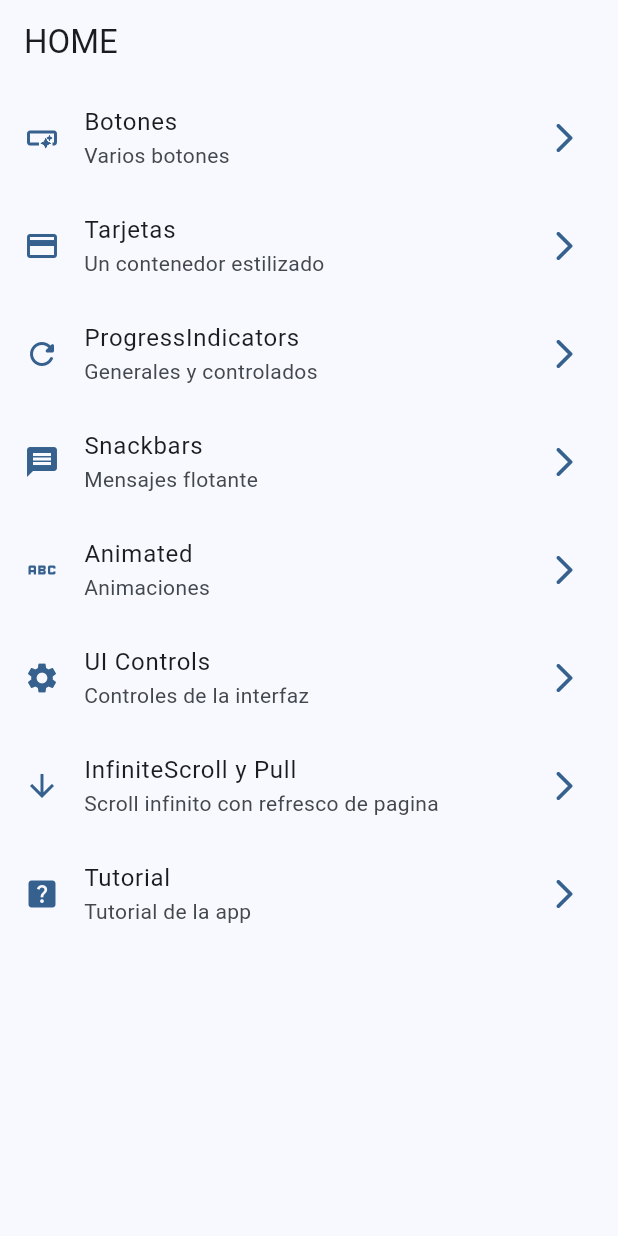
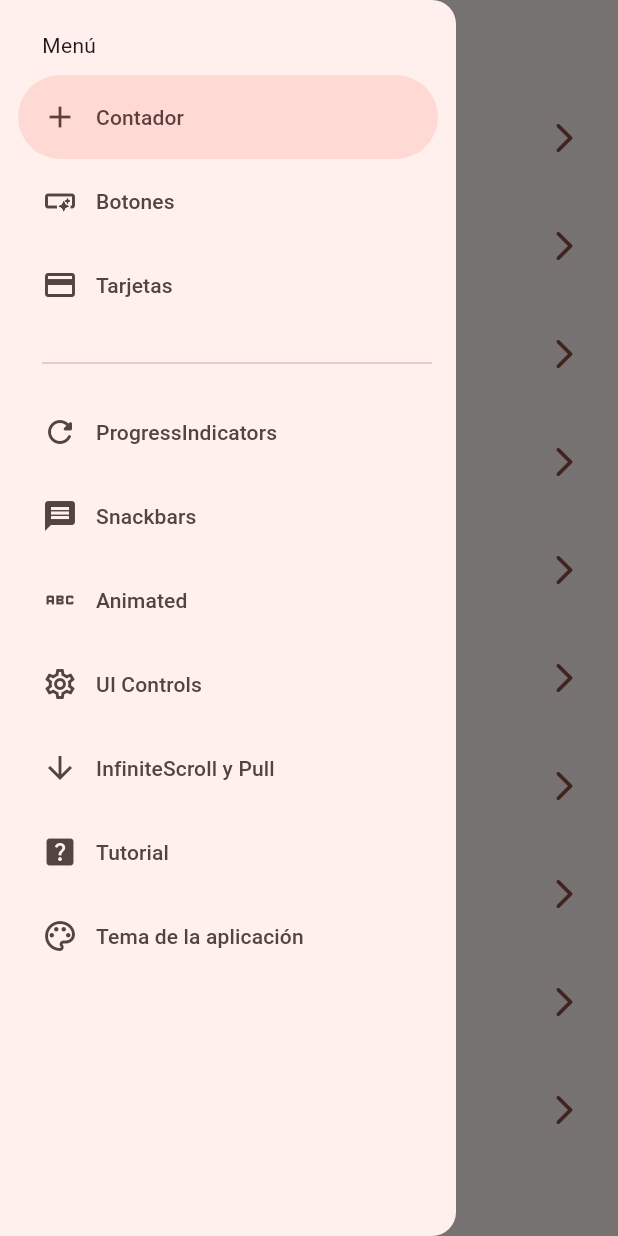
Before and after one commit to ELadrimonos/widget_apps, a Flutter app: the screen it shows after launch, with the side drawer open (before the commit the screen has no drawer), on a phone screen of 412 x 824 dp. Run offline on Flutter 3.47's test engine with Material 3 defaults, Android fonts, the phone set to English and light mode, and no system bars; our stand-ins replace animate_do, flutter_riverpod, go_router, riverpod.

Commit message:
Cambio de temas y contador con Riverpod

```diff
--- a/lib/config/menu/menu_items.dart
+++ b/lib/config/menu/menu_items.dart
@@ -14,6 +14,11 @@
 }
 
 const appMenuItems = <MenuItem>[
+  MenuItem(
+      title: 'Contador',
+      subTitle: 'Contador incrementable con riverpod',
+      link: '/counter',
+      icon: Icons.add),
   MenuItem(
       title: 'Botones',
       subTitle: 'Varios botones',
@@ -43,7 +48,7 @@
       title: 'UI Controls',
       subTitle: 'Controles de la interfaz',
       link: '/ui-controls',
-      icon: Icons.settings),
+      icon: Icons.settings_outlined),
   MenuItem(
       title: 'InfiniteScroll y Pull',
       subTitle: 'Scroll infinito con refresco de pagina',
@@ -54,4 +59,9 @@
       subTitle: 'Tutorial de la app',
       link: '/tutorial',
       icon: Icons.help_center),
+  MenuItem(
+      title: 'Tema de la aplicación',
+      subTitle: 'Cambiar el tema',
+      link: '/theme-changer',
+      icon: Icons.color_lens_outlined),
 ];
--- a/lib/config/router/app_router.dart
+++ b/lib/config/router/app_router.dart
@@ -38,4 +38,12 @@
       path: '/tutorial',
       name: AppTutorialScreen.name,
       builder: (context, state) => const AppTutorialScreen()),
+  GoRoute(
+      path: '/counter',
+      name: CounterScreen.name,
+      builder: (context, state) => const CounterScreen()),
+  GoRoute(
+      path: '/theme-changer',
+      name: ThemeChangerScreen.name,
+      builder: (context, state) => const ThemeChangerScreen()),
 ]);
--- a/lib/config/theme/app_theme.dart
+++ b/lib/config/theme/app_theme.dart
@@ -12,8 +12,9 @@
 
 class AppTheme {
   final int selectedColor;
+  final bool isDarkMode;
 
-  AppTheme({this.selectedColor = 0})
+  AppTheme({this.selectedColor = 0, this.isDarkMode = false})
       : assert(selectedColor >= 0, 'Selected color must be greater or equal than 0'),
       assert(selectedColor < colorList.length, 'Selected color must within the range of 0 to ${colorList.length - 1}');
 
@@ -21,6 +22,7 @@
   ThemeData theme() {
     return ThemeData(
       colorSchemeSeed: colorList[selectedColor],
+      brightness: isDarkMode ? Brightness.dark : Brightness.light,
       useMaterial3: true,
       appBarTheme: const AppBarTheme(
         centerTitle: false,
--- a/lib/main.dart
+++ b/lib/main.dart
@@ -1,22 +1,28 @@
 import 'package:flutter/material.dart';
+import 'package:flutter_riverpod/flutter_riverpod.dart';
 import 'package:widgets_app/config/router/app_router.dart';
 import 'package:widgets_app/config/theme/app_theme.dart';
+import 'package:widgets_app/presentation/providers/theme_provider.dart';
 
 
 void main() {
-  runApp(const MyApp());
+  runApp(const ProviderScope(child: MyApp()));
 }
 
-class MyApp extends StatelessWidget {
+class MyApp extends ConsumerWidget {
   const MyApp({super.key});
 
   // This widget is the root of your application.
   @override
-  Widget build(BuildContext context) {
+  Widget build(BuildContext context, WidgetRef ref) {
+    final bool isDarkMode = ref.watch(isDarkModeProvider);
+    final selectedColor = ref.watch(selectedColorProvider);
+
+
     return MaterialApp.router(
       title: 'Flutter Widgets',
       debugShowCheckedModeBanner: false,
-      theme: AppTheme(selectedColor: 4).theme(),
+      theme: AppTheme(selectedColor: selectedColor, isDarkMode: isDarkMode).theme(),
       routerConfig: appRouter,
     );
   }
--- /dev/null
+++ b/lib/presentation/providers/counter_provider.dart
@@ -0,0 +1,3 @@
+import 'package:flutter_riverpod/flutter_riverpod.dart';
+
+final counterProvider = StateProvider<int>((ref) => 2);
--- /dev/null
+++ b/lib/presentation/providers/theme_provider.dart
@@ -0,0 +1,7 @@
+import 'package:riverpod/riverpod.dart';
+import 'package:widgets_app/config/theme/app_theme.dart';
+
+final isDarkModeProvider = StateProvider((ref) => false);
+
+final colorListProvider = Provider((ref) => colorList);
+final selectedColorProvider = StateProvider((ref) => 0);
--- a/lib/presentation/screens/home/home_screen.dart
+++ b/lib/presentation/screens/home/home_screen.dart
@@ -1,6 +1,7 @@
 import 'package:flutter/material.dart';
 import 'package:go_router/go_router.dart';
 import 'package:widgets_app/config/menu/menu_items.dart';
+import 'package:widgets_app/presentation/widgets/side_menu.dart';
 
 class HomeScreen extends StatelessWidget {
 
@@ -10,11 +11,16 @@
 
   @override
   Widget build(BuildContext context) {
+
+    final GlobalKey<ScaffoldState> scaffoldKey = GlobalKey<ScaffoldState>();
+
     return Scaffold(
+      key: scaffoldKey,
       appBar: AppBar(
         title: const Text('HOME'),
       ),
-      body: _HomeView(),
+      body: const _HomeView(),
+      drawer:SideMenu(scaffoldKey: scaffoldKey,),
     );
   }
 }
--- a/lib/presentation/screens/screens.dart
+++ b/lib/presentation/screens/screens.dart
@@ -7,3 +7,5 @@
 export 'package:widgets_app/presentation/screens/ui_controls/ui_controls_screen.dart';
 export 'package:widgets_app/presentation/screens/animated/animated_screen.dart';
 export 'package:widgets_app/presentation/screens/app_tutorial/app_tutorial_screen.dart';
+export 'package:widgets_app/presentation/screens/counter/counter_screen.dart';
+export 'package:widgets_app/presentation/screens/theme_changer/theme_changer_screen.dart';
--- /dev/null
+++ b/lib/presentation/widgets/side_menu.dart
@@ -0,0 +1,57 @@
+import 'package:flutter/material.dart';
+import 'package:go_router/go_router.dart';
+import 'package:widgets_app/config/menu/menu_items.dart';
+
+class SideMenu extends StatefulWidget {
+
+  final GlobalKey<ScaffoldState> scaffoldKey;
+
+  const SideMenu({super.key, required this.scaffoldKey});
+
+  @override
+  State<SideMenu> createState() => _SideMenuState();
+}
+
+class _SideMenuState extends State<SideMenu> {
+  int navDrawerIndex = 0;
+
+  @override
+  Widget build(BuildContext context) {
+    final hasNotch = MediaQuery.of(context).viewPadding.top > 35;
+
+    return NavigationDrawer(
+        selectedIndex: navDrawerIndex,
+        onDestinationSelected: (value) {
+          setState(() {
+            navDrawerIndex = value;
+          });
+
+          final menuItem = appMenuItems[value];
+
+          context.push(menuItem.link);
+          widget.scaffoldKey.currentState?.closeDrawer();
+        },
+        children: [
+          Padding(
+            padding: EdgeInsets.fromLTRB(28, hasNotch ? 0 : 20, 16, 10),
+            child: const Text('Menú'),
+          ),
+          ...appMenuItems
+              .sublist(0, 3)
+              .map((item) => NavigationDrawerDestination(
+                    icon: Icon(item.icon),
+                    label: Text(item.title),
+                  )),
+          const Padding(
+            padding: EdgeInsets.fromLTRB(28, 16, 16, 10),
+            child: Divider(),
+          ),
+          ...appMenuItems
+              .sublist(3)
+              .map((item) => NavigationDrawerDestination(
+                    icon: Icon(item.icon),
+                    label: Text(item.title),
+                  )),
+        ]);
+  }
+}
--- a/pubspec.yaml
+++ b/pubspec.yaml
@@ -37,6 +37,7 @@
   cupertino_icons: ^1.0.6
   go_router: ^13.2.3
   animate_do: ^3.3.4
+  flutter_riverpod: ^2.5.1
 
 dev_dependencies:
   flutter_test:
```
Also changed, not shown: lib/presentation/screens/counter/counter_screen.dart (added, +41 -0 lines), lib/presentation/screens/theme_changer/theme_changer_screen.dart (added, +60 -0 lines), pubspec.lock.
